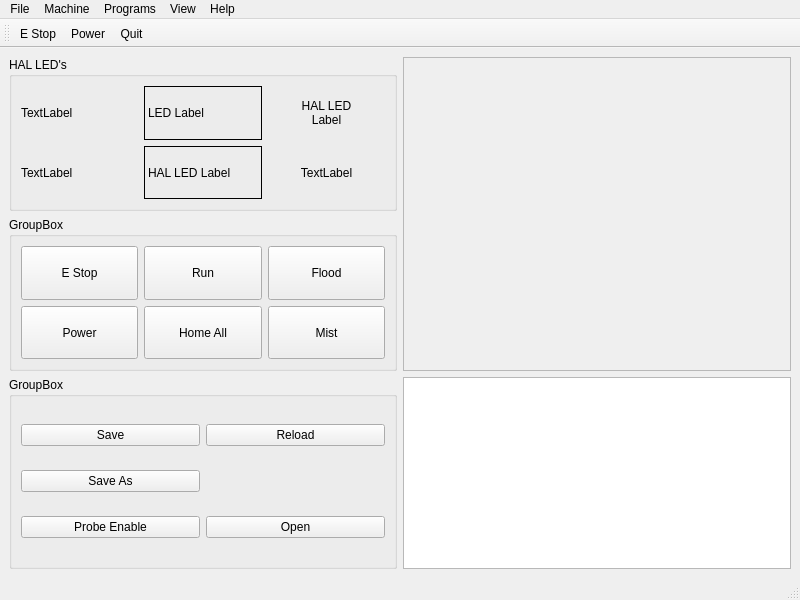
Before: the Qt Designer form examples/features/led/led.ui in jethornton/flexgui, drawn with Qt 5.
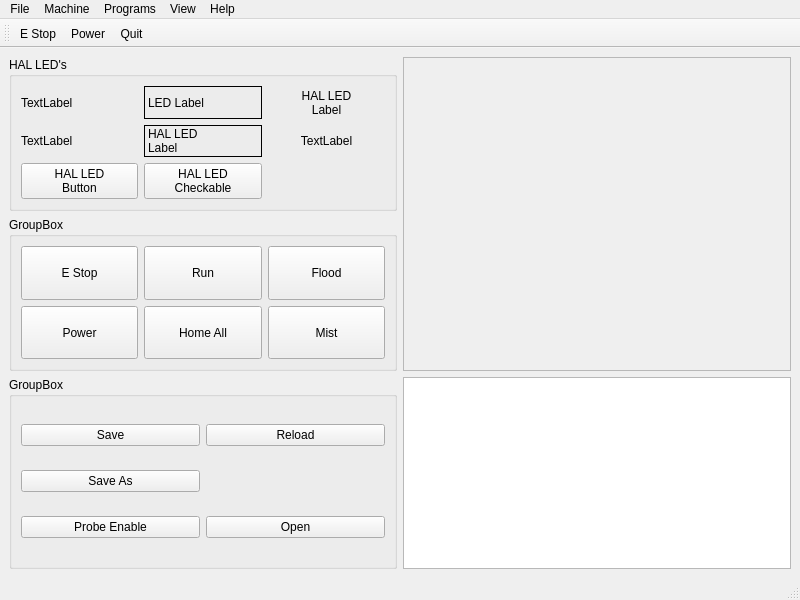
After: the same form once the commit is applied.

```diff
--- a/examples/features/led/led.ui
+++ b/examples/features/led/led.ui
@@ -159,7 +159,8 @@
           <enum>QFrame::Box</enum>
          </property>
          <property name="text">
-          <string>HAL LED Label</string>
+          <string>HAL LED
+Label</string>
          </property>
          <property name="function" stdset="0">
           <string>hal_led_label</string>
@@ -182,6 +183,43 @@
          </property>
         </widget>
        </item>
+       <item row="2" column="0">
+        <widget class="QPushButton" name="pushButton">
+         <property name="sizePolicy">
+          <sizepolicy hsizetype="Preferred" vsizetype="Preferred">
+           <horstretch>0</horstretch>
+           <verstretch>0</verstretch>
+          </sizepolicy>
+         </property>
+         <property name="text">
+          <string>HAL LED
+Button</string>
+         </property>
+         <property name="function" stdset="0">
+          <string>hal_led_button</string>
+         </property>
+         <property name="pin_name" stdset="0">
+          <string>hal-led-button</string>
+         </property>
+        </widget>
+       </item>
+       <item row="2" column="1">
+        <widget class="QPushButton" name="pushButton_2">
+         <property name="text">
+          <string>HAL LED
+Checkable</string>
+         </property>
+         <property name="checkable">
+          <bool>true</bool>
+         </property>
+         <property name="function" stdset="0">
+          <string>hal_led_button</string>
+         </property>
+         <property name="pin_name" stdset="0">
+          <string>hal-led-checkable</string>
+         </property>
+        </widget>
+       </item>
       </layout>
      </widget>
     </item>
```
Left out of the diff: 3 changed lines with no effect on the pictures.
